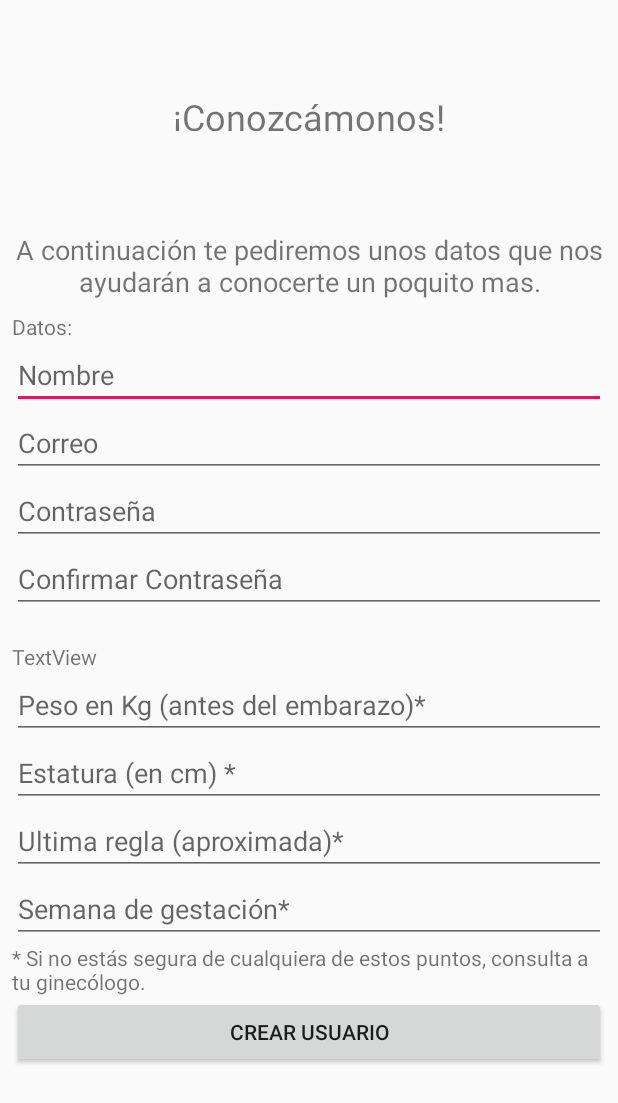
After one commit to chiqeen03/Prototipo1AppEmbarazo, an Android app: the DatosActivity screen opened directly, with no data from a screen before it, on a phone screen of 412 x 824 dp. The commit adds this screen. Shown: the top 1103 px of the screen. Run offline under Robolectric (Android 15) with nearby library versions, the phone set to English and light mode, and no system bars.

Commit message:
new user screen added

```diff
--- a/app/src/main/AndroidManifest.xml
+++ b/app/src/main/AndroidManifest.xml
@@ -15,7 +15,6 @@
             android:supportsRtl="true"
             android:theme="@style/AppTheme">
         <activity android:name=".MainActivity">
-
         </activity>
         <activity android:name=".SplashActivity">
             <intent-filter>
@@ -26,6 +25,8 @@
         </activity>
         <activity android:name=".LoginActivity">
         </activity>
+        <activity android:name=".DatosActivity">
+        </activity>
     </application>
 
 </manifest>
--- /dev/null
+++ b/app/src/main/java/com/example/mnlgu/prototipo1appembarazo/DatosActivity.kt
@@ -0,0 +1,25 @@
+package com.example.mnlgu.prototipo1appembarazo
+
+import android.content.Intent
+import android.support.v7.app.AppCompatActivity
+import android.os.Bundle
+import android.view.View
+import android.widget.Button
+
+class DatosActivity : AppCompatActivity() {
+
+    override fun onCreate(savedInstanceState: Bundle?) {
+        super.onCreate(savedInstanceState)
+        setContentView(R.layout.activity_datos)
+
+        supportActionBar?.hide()
+
+        var crearButton = findViewById<Button>(R.id.crearUsuarioButton)
+        crearButton.setOnClickListener(object: View.OnClickListener{
+            override fun onClick(p0: View?) {
+                val intent = Intent(this@DatosActivity, MainActivity::class.java)
+                startActivity(intent)
+            }
+        })
+    }
+}
--- a/app/src/main/java/com/example/mnlgu/prototipo1appembarazo/LoginActivity.kt
+++ b/app/src/main/java/com/example/mnlgu/prototipo1appembarazo/LoginActivity.kt
@@ -37,5 +37,13 @@ class LoginActivity : AppCompatActivity() {
 
             }
         })
+
+        var newUserButton = findViewById<Button>(R.id.newUser)
+        newUserButton.setOnClickListener(object: View.OnClickListener{
+            override fun onClick(p0: View?) {
+                val intent = Intent(this@LoginActivity, DatosActivity::class.java)
+                startActivity(intent)
+            }
+        })
     }
 }
--- /dev/null
+++ b/app/src/main/res/layout/activity_datos.xml
@@ -0,0 +1,113 @@
+<?xml version="1.0" encoding="utf-8"?>
+<android.support.constraint.ConstraintLayout
+        xmlns:android="http://schemas.android.com/apk/res/android"
+        xmlns:tools="http://schemas.android.com/tools"
+        xmlns:app="http://schemas.android.com/apk/res-auto"
+        android:layout_width="match_parent"
+        android:layout_height="match_parent"
+        tools:context=".DatosActivity">
+
+    <TextView
+            android:text="¡Conozcámonos!"
+            android:gravity="center"
+            android:layout_width="match_parent"
+            android:layout_height="26dp"
+            android:id="@+id/conozcamonos" android:layout_marginTop="8dp"
+            app:layout_constraintTop_toTopOf="parent" android:layout_marginBottom="8dp"
+            app:layout_constraintBottom_toBottomOf="parent" app:layout_constraintEnd_toEndOf="parent"
+            android:layout_marginEnd="8dp" app:layout_constraintStart_toStartOf="parent"
+            android:layout_marginStart="8dp" app:layout_constraintHorizontal_bias="0.0"
+            app:layout_constraintVertical_bias="0.068" android:textSize="24sp"/>
+    <TextView
+            android:text="A continuación te pediremos unos datos que nos ayudarán a conocerte un poquito mas."
+            android:gravity="center"
+            android:layout_width="match_parent"
+            android:layout_height="wrap_content"
+            android:id="@+id/descripcionTexto" app:layout_constraintEnd_toEndOf="parent"
+            android:layout_marginEnd="8dp"
+            app:layout_constraintStart_toStartOf="parent" android:layout_marginStart="8dp"
+            android:layout_marginTop="8dp" app:layout_constraintTop_toTopOf="parent"
+            android:layout_marginBottom="8dp"
+            app:layout_constraintBottom_toBottomOf="parent" app:layout_constraintVertical_bias="0.192"
+            android:textSize="18sp" app:layout_constraintHorizontal_bias="0.0"/>
+    <ScrollView
+            android:layout_width="0dp"
+            android:layout_height="0dp"
+            app:layout_constraintStart_toStartOf="parent"
+            android:layout_marginStart="8dp" app:layout_constraintEnd_toEndOf="parent" android:layout_marginEnd="8dp"
+            android:layout_marginBottom="8dp" app:layout_constraintBottom_toBottomOf="parent"
+            app:layout_constraintHorizontal_bias="1.0" android:layout_marginTop="8dp"
+            app:layout_constraintTop_toBottomOf="@+id/descripcionTexto">
+        <LinearLayout android:layout_width="match_parent" android:layout_height="wrap_content"
+                      android:orientation="vertical">
+            <TextView
+                    android:text="Datos:"
+                    android:layout_width="match_parent"
+                    android:layout_height="wrap_content" android:id="@+id/textView4"/>
+            <EditText
+                    android:layout_width="match_parent"
+                    android:layout_height="wrap_content"
+                    android:inputType="textPersonName"
+                    android:ems="10"
+                    android:id="@+id/nameText" android:hint="Nombre"/>
+            <EditText
+                    android:layout_width="match_parent"
+                    android:layout_height="wrap_content"
+                    android:inputType="textEmailAddress"
+                    android:ems="10"
+                    android:id="@+id/correoText" android:hint="Correo"/>
+            <EditText
+                    android:layout_width="match_parent"
+                    android:layout_height="wrap_content"
+                    android:inputType="textPassword"
+                    android:ems="10"
+                    android:id="@+id/contraseñaText" android:hint="Contraseña"/>
+            <EditText
+                    android:layout_width="match_parent"
+                    android:layout_height="wrap_content"
+                    android:inputType="textPassword"
+                    android:ems="10"
+                    android:id="@+id/confirmarContraseñaText" android:hint="Confirmar Contraseña"/>
+            <TextView
+                    android:layout_width="match_parent"
+                    android:layout_height="wrap_content" android:id="@+id/textView3"/>
+            <TextView
+                    android:text="TextView"
+                    android:layout_width="match_parent"
+                    android:layout_height="wrap_content" tools:text="Y ahora un poco de información personal:"
+                    android:id="@+id/personal"/>
+            <EditText
+                    android:layout_width="match_parent"
+                    android:layout_height="wrap_content"
+                    android:inputType="numberDecimal"
+                    android:ems="10"
+                    android:id="@+id/pesoText" android:hint="Peso en Kg (antes del embarazo)*"/>
+            <EditText
+                    android:layout_width="match_parent"
+                    android:layout_height="wrap_content"
+                    android:inputType="numberDecimal"
+                    android:ems="10"
+                    android:id="@+id/estaturaText" android:hint="Estatura (en cm) *"/>
+            <EditText
+                    android:layout_width="match_parent"
+                    android:layout_height="wrap_content"
+                    android:inputType="date"
+                    android:ems="10"
+                    android:id="@+id/reglaText" android:hint="Ultima regla (aproximada)*"/>
+            <EditText
+                    android:layout_width="match_parent"
+                    android:layout_height="wrap_content"
+                    android:inputType="number"
+                    android:ems="10"
+                    android:id="@+id/semanaText" android:hint="Semana de gestación*"/>
+            <TextView
+                    android:text="* Si no estás segura de cualquiera de estos puntos, consulta a tu ginecólogo."
+                    android:layout_width="match_parent"
+                    android:layout_height="wrap_content" android:id="@+id/info"/>
+            <Button
+                    android:text="Crear Usuario"
+                    android:layout_width="match_parent"
+                    android:layout_height="wrap_content" android:id="@+id/crearUsuarioButton"/>
+        </LinearLayout>
+    </ScrollView>
+</android.support.constraint.ConstraintLayout>
--- a/app/src/main/res/layout/activity_login.xml
+++ b/app/src/main/res/layout/activity_login.xml
@@ -41,4 +41,14 @@
                 android:layout_width="match_parent"
                 android:layout_height="wrap_content" android:id="@+id/continueButton"/>
     </LinearLayout>
+    <Button
+            android:text="Nuevo Usuario"
+            android:layout_width="wrap_content"
+            android:layout_height="wrap_content"
+            android:id="@+id/newUser" android:layout_marginTop="8dp"
+            app:layout_constraintTop_toTopOf="parent" android:layout_marginBottom="8dp"
+            app:layout_constraintBottom_toBottomOf="parent" app:layout_constraintEnd_toEndOf="parent"
+            android:layout_marginEnd="8dp" app:layout_constraintStart_toStartOf="parent"
+            android:layout_marginStart="10dp" app:layout_constraintHorizontal_bias="0.971"
+            app:layout_constraintVertical_bias="0.982"/>
 </android.support.constraint.ConstraintLayout>
--- a/app/src/main/res/layout/activity_main.xml
+++ b/app/src/main/res/layout/activity_main.xml
@@ -19,18 +19,22 @@
             app:layout_constraintHorizontal_bias="0.509" app:layout_constraintVertical_bias="0.185">
         <TextView
                 android:text="Trimestre"
+                android:gravity="center"
                 android:layout_width="match_parent"
-                android:layout_height="wrap_content" android:id="@+id/trimestre"/>
+                android:layout_height="wrap_content" android:id="@+id/trimestre" android:textSize="24sp"/>
         <LinearLayout
                 android:orientation="horizontal"
+                android:gravity="center"
                 android:layout_width="match_parent"
                 android:layout_height="match_parent" android:id="@+id/SemanaLayout">
             <TextView
                     android:text="Vamos en la semana:"
-                    android:layout_width="144dp"
+                    android:gravity="left"
+                    android:layout_width="wrap_content"
                     android:layout_height="match_parent" android:id="@+id/semana"/>
             <TextView
                     android:text="x"
+                    android:gravity="center"
                     android:layout_width="match_parent"
                     android:layout_height="wrap_content" android:id="@+id/numeroSemana" android:layout_weight="1"/>
         </LinearLayout>
@@ -40,10 +44,12 @@
                 android:layout_height="match_parent" android:id="@+id/VitaminasLayout">
             <TextView
                     android:text="Recuerda tomar vitaminas:"
-                    android:layout_width="43dp"
-                    android:layout_height="wrap_content" android:id="@+id/vitaminas" android:layout_weight="1"/>
+                    android:gravity="left"
+                    android:layout_width="41dp"
+                    android:layout_height="match_parent" android:id="@+id/vitaminas" android:layout_weight="1"/>
             <TextView
                     android:text="y"
+                    android:gravity="center"
                     android:layout_width="wrap_content"
                     android:layout_height="wrap_content" android:id="@+id/numeroVitaminas" android:layout_weight="1"/>
         </LinearLayout>
@@ -53,20 +59,24 @@
                 android:layout_height="match_parent" android:id="@+id/caloriasLayout">
             <TextView
                     android:text="Tienes que ingerir"
+                    android:gravity="left"
                     android:layout_width="wrap_content"
                     android:layout_height="wrap_content" android:id="@+id/calorias" android:layout_weight="1"/>
             <TextView
                     android:text="z"
+                    android:gravity="center"
                     android:layout_width="wrap_content"
                     android:layout_height="wrap_content" android:id="@+id/caloriasNumero" android:layout_weight="1"/>
             <TextView
                     android:text="calorías"
+                    android:gravity="right"
                     android:layout_width="wrap_content"
                     android:layout_height="wrap_content" android:id="@+id/calorias2" android:layout_weight="1"/>
         </LinearLayout>
         <TextView
                 android:text="He cambiado! Mira como me veo hoy, mamá:"
-                android:layout_width="wrap_content"
+                android:gravity="center"
+                android:layout_width="match_parent"
                 android:layout_height="wrap_content" tools:layout_editor_absoluteY="283dp"
                 tools:layout_editor_absoluteX="152dp" android:id="@+id/info"/>
         <ImageView
@@ -80,7 +90,7 @@
             app:layout_constraintBottom_toBottomOf="parent" app:layout_constraintEnd_toEndOf="parent"
             android:layout_marginEnd="8dp" app:layout_constraintStart_toStartOf="parent"
             android:layout_marginStart="8dp" android:layout_marginTop="8dp" app:layout_constraintTop_toTopOf="parent"
-            app:layout_constraintVertical_bias="0.742" android:id="@+id/ButtonLayout">
+            app:layout_constraintVertical_bias="0.824" android:id="@+id/ButtonLayout">
         <LinearLayout
                 android:orientation="horizontal"
                 android:layout_width="match_parent"
```
